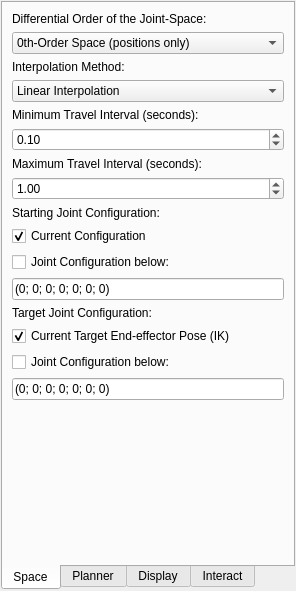
Above: src/ReaK/examples/robot_airship/uis/CRS_planner_config.ui from mikael-s-persson/ReaK before the change. Below: the same form after it.
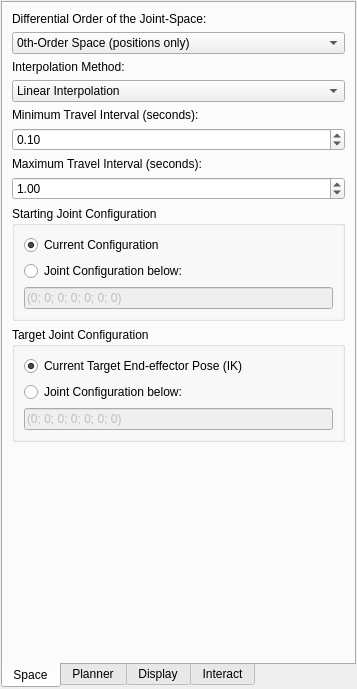
That is the form after the change. The open tabs and pages were chosen to show the change.

Commit message: Made a lot of progress constructing the CRS-planner application: embedded the SoQt viewer, and integrated all the existing pp code.

```diff
--- a/src/ReaK/examples/robot_airship/uis/CRS_planner_config.ui
+++ b/src/ReaK/examples/robot_airship/uis/CRS_planner_config.ui
@@ -6,10 +6,16 @@
    <rect>
     <x>0</x>
     <y>0</y>
-    <width>260</width>
-    <height>591</height>
+    <width>357</width>
+    <height>689</height>
    </rect>
   </property>
+  <property name="sizePolicy">
+   <sizepolicy hsizetype="Expanding" vsizetype="Expanding">
+    <horstretch>0</horstretch>
+    <verstretch>0</verstretch>
+   </sizepolicy>
+  </property>
   <property name="windowTitle">
    <string>CRS Planning Config</string>
   </property>
@@ -151,65 +157,78 @@
         </widget>
        </item>
        <item>
-        <widget class="QLabel" name="label_13">
-         <property name="text">
-          <string>Starting Joint Configuration:</string>
+        <widget class="QGroupBox" name="start_config_group">
+         <property name="title">
+          <string>Starting Joint Configuration</string>
          </property>
+         <layout class="QVBoxLayout" name="verticalLayout_5">
+          <item>
+           <widget class="QRadioButton" name="check_current_start">
+            <property name="text">
+             <string>Current Configuration</string>
+            </property>
+            <property name="checked">
+             <bool>true</bool>
+            </property>
+            <property name="autoExclusive">
+             <bool>true</bool>
+            </property>
+           </widget>
+          </item>
+          <item>
+           <widget class="QRadioButton" name="check_custom_start">
+            <property name="text">
+             <string>Joint Configuration below:</string>
+            </property>
+           </widget>
+          </item>
+          <item>
+           <widget class="QLineEdit" name="custom_start_edit">
+            <property name="enabled">
+             <bool>false</bool>
+            </property>
+            <property name="text">
+             <string>(0; 0; 0; 0; 0; 0; 0)</string>
+            </property>
+           </widget>
+          </item>
+         </layout>
         </widget>
        </item>
        <item>
-        <widget class="QCheckBox" name="checkBox">
-         <property name="text">
-          <string>Current Configuration</string>
+        <widget class="QGroupBox" name="target_config_group">
+         <property name="title">
+          <string>Target Joint Configuration</string>
          </property>
-         <property name="checked">
-          <bool>true</bool>
-         </property>
-        </widget>
-       </item>
-       <item>
-        <widget class="QCheckBox" name="checkBox_2">
-         <property name="text">
-          <string>Joint Configuration below:</string>
-         </property>
-        </widget>
-       </item>
-       <item>
-        <widget class="QLineEdit" name="lineEdit">
-         <property name="text">
-          <string>(0; 0; 0; 0; 0; 0; 0)</string>
-         </property>
-        </widget>
-       </item>
-       <item>
-        <widget class="QLabel" name="label_14">
-         <property name="text">
-          <string>Target Joint Configuration:</string>
-         </property>
-        </widget>
-       </item>
-       <item>
-        <widget class="QCheckBox" name="checkBox_3">
-         <property name="text">
-          <string>Current Target End-effector Pose (IK)</string>
-         </property>
-         <property name="checked">
-          <bool>true</bool>
-         </property>
-        </widget>
-       </item>
-       <item>
-        <widget class="QCheckBox" name="checkBox_4">
-         <property name="text">
-          <string>Joint Configuration below:</string>
-         </property>
-        </widget>
-       </item>
-       <item>
-        <widget class="QLineEdit" name="lineEdit_2">
-         <property name="text">
-          <string>(0; 0; 0; 0; 0; 0; 0)</string>
-         </property>
+         <layout class="QVBoxLayout" name="verticalLayout_6">
+          <item>
+           <widget class="QRadioButton" name="check_ik_goal">
+            <property name="text">
+             <string>Current Target End-effector Pose (IK)</string>
+            </property>
+            <property name="checked">
+             <bool>true</bool>
+            </property>
+           </widget>
+          </item>
+          <item>
+           <widget class="QRadioButton" name="check_custom_goal">
+            <property name="text">
+             <string>Joint Configuration below:</string>
+            </property>
+           </widget>
+          </item>
+          <item>
+           <widget class="QLineEdit" name="custom_goal_edit">
+            <property name="enabled">
+             <bool>false</bool>
+            </property>
+            <property name="text">
+             <string>(0; 0; 0; 0; 0; 0; 0)</string>
+            </property>
+           </widget>
+          </item>
+         </layout>
         </widget>
        </item>
        <item>
```
Left out of the diff: 655 changed lines with no effect on the pictures. The commit also changes 14 other files.
